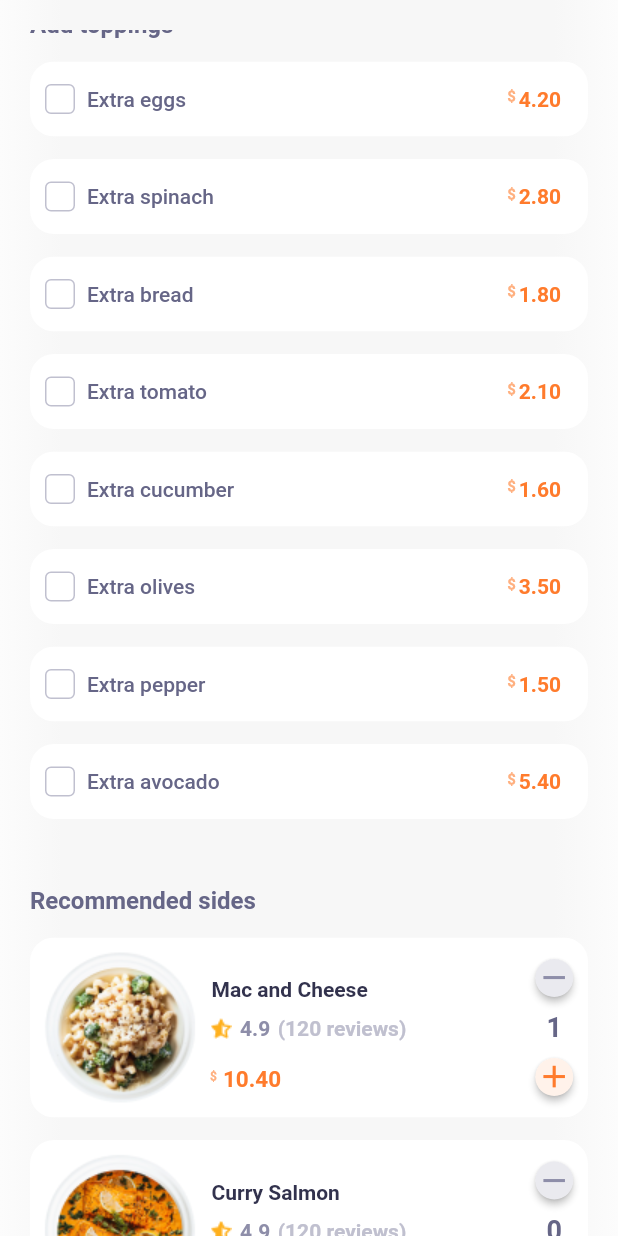
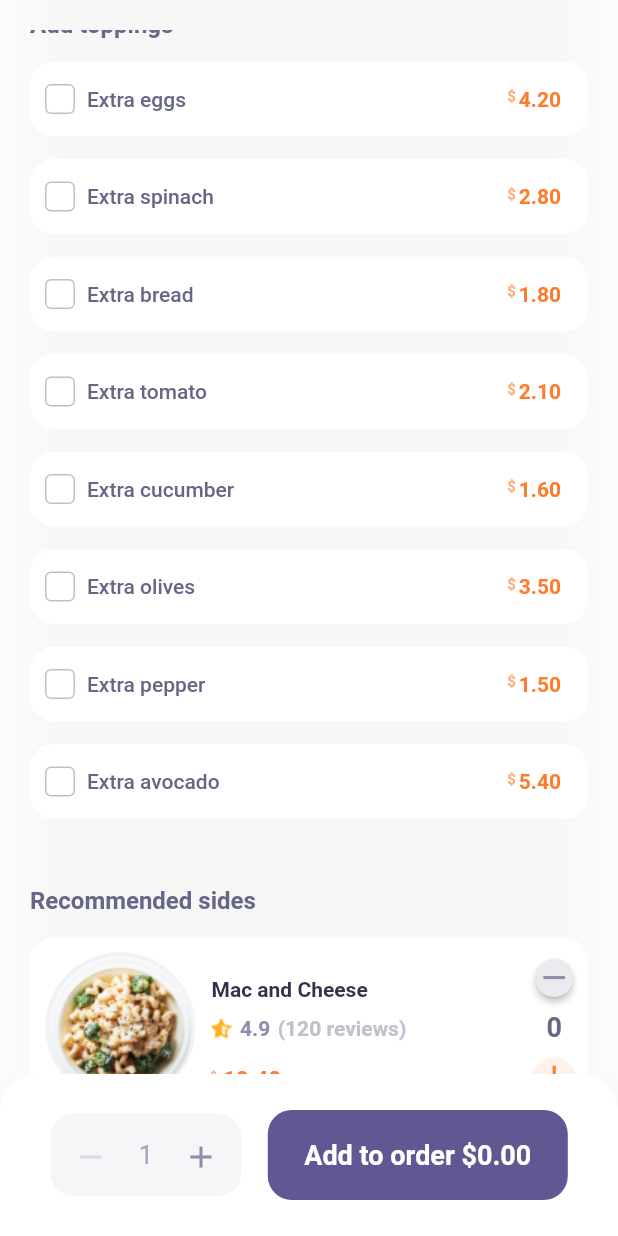
Before and after one commit to monoskribt/Restaurant-project, a Flutter app: the ViewADish screen opened directly with empty values, scrolled down 576 dp, after a tap on the "add" icon, on a phone screen of 412 x 824 dp. Run offline on Flutter 3.47's test engine with Material 2 defaults, Android fonts, the phone set to English and light mode, and no system bars; our stand-ins replace flutter_custom_clippers, flutter_svg.

```diff
--- a/lib/screen_show_modal_bottom_sheet/function_1/toppings_body.dart
+++ b/lib/screen_show_modal_bottom_sheet/function_1/toppings_body.dart
@@ -1,5 +1,6 @@
 import 'package:flutter/cupertino.dart';
 import 'package:sushi_shop_project/screen_show_modal_bottom_sheet/util_1/toppings_card.dart';
+
 
 class ToppingsBody extends StatelessWidget {
   ToppingsBody({Key? key}) : super(key: key);
--- /dev/null
+++ b/lib/screen_show_modal_bottom_sheet/tools/controller_quantity.dart
@@ -0,0 +1,17 @@
+import 'package:flutter/foundation.dart';
+
+class ControllerQuantity extends ChangeNotifier {
+  int quantity = 0;
+
+  void increment() {
+    quantity++;
+    notifyListeners();
+  }
+
+  void decrement() {
+    if (quantity > 0) {
+      quantity--;
+      notifyListeners();
+    }
+  }
+}
--- /dev/null
+++ b/lib/screen_show_modal_bottom_sheet/tools/custom_navigation_bar.dart
@@ -0,0 +1,108 @@
+import 'package:flutter/material.dart';
+
+class CustomBottomBar extends StatefulWidget {
+  final double priceView;
+  const CustomBottomBar({
+    Key? key,
+    required this.priceView,
+  }) : super(key: key);
+
+  @override
+  State<CustomBottomBar> createState() => _CustomBottomBarState();
+}
+
+class _CustomBottomBarState extends State<CustomBottomBar> {
+  int quantity = 0;
+  double totalPrice = 0;
+
+  void updateTotalPrice(int newQuantity) {
+    setState(() {
+      quantity = newQuantity;
+      totalPrice = widget.priceView * newQuantity;
+    });
+  }
+
+  @override
+  Widget build(BuildContext context) {
+    return Container(
+      padding: const EdgeInsets.symmetric(horizontal: 16, vertical: 24),
+      decoration: const BoxDecoration(
+        color: Colors.white,
+        borderRadius: BorderRadius.only(
+          topLeft: Radius.circular(26),
+          topRight: Radius.circular(26),
+        ),
+      ),
+      child: Row(
+        mainAxisAlignment: MainAxisAlignment.spaceEvenly,
+        crossAxisAlignment: CrossAxisAlignment.center,
+        children: [
+          GestureDetector(
+            onTap: () {
+              if (quantity > 0) {
+                setState(() {
+                  quantity--;
+                  totalPrice = widget.priceView * quantity;
+                });
+              }
+            },
+            child: Container(
+              height: 55,
+              padding:
+              const EdgeInsets.only(top: 17, bottom: 17, left: 15, right: 15),
+              decoration: BoxDecoration(
+                borderRadius: BorderRadius.circular(16),
+                color: const Color(0xFFF6F6F9),
+              ),
+              child: Row(
+                children: [
+                  const Icon(
+                    Icons.remove,
+                    color: Color(0xFFDCDCE4),
+                  ),
+                  const SizedBox(width: 20),
+                  Text(
+                    quantity.toString(),
+                    style: const TextStyle(color: Color(0xFFA5A5BA), fontSize: 17),
+                  ),
+                  const SizedBox(width: 20),
+                  GestureDetector(
+                    onTap: () {
+                      setState(() {
+                        quantity++;
+                        totalPrice = widget.priceView * quantity;
+                      });
+                    },
+                    child: const Icon(
+                      Icons.add,
+                      color: Color(0xFF8E8EA9),
+                    ),
+                  ),
+                ],
+              ),
+            ),
+          ),
+          Container(
+            width: 200,
+            height: 60,
+            padding:
+            const EdgeInsets.only(top: 17, bottom: 17, left: 15, right: 15),
+            child: Center(
+              child: Text(
+                "Add to order \$${totalPrice.toStringAsFixed(2)}",
+                style: TextStyle(
+                    color: Colors.white,
+                    fontSize: 18,
+                    fontWeight: FontWeight.w600),
+              ),
+            ),
+            decoration: BoxDecoration(
+              borderRadius: BorderRadius.circular(16),
+              color: Color(0xFF615793),
+            ),
+          ),
+        ],
+      ),
+    );
+  }
+}
--- /dev/null
+++ b/lib/screen_show_modal_bottom_sheet/util_1/add_a_request.dart
@@ -0,0 +1,73 @@
+import 'package:flutter/material.dart';
+
+class RequestInput extends StatefulWidget {
+  const RequestInput({Key? key}) : super(key: key);
+
+  @override
+  State<RequestInput> createState() => _RequestInputState();
+}
+
+class _RequestInputState extends State<RequestInput> {
+  final TextEditingController _textEditingController = TextEditingController();
+  int length = 0;
+  int maxLength = 250;
+
+  @override
+  void dispose() {
+    _textEditingController.dispose();
+    super.dispose();
+  }
+
+  void updateCurrentLength() {
+    setState(() {
+      length = _textEditingController.text.length;
+    });
+  }
+
+  @override
+  Widget build(BuildContext context) {
+    return Container(
+      height: 82,
+      decoration: BoxDecoration(
+        borderRadius: BorderRadius.circular(16),
+        color: Colors.white,
+        border: Border.all(
+          width: 1,
+          color: const Color(0xFFEAEAEF),
+        ),
+      ),
+      child: TextField(
+        controller: _textEditingController,
+        maxLength: maxLength,
+        onChanged: (_) => updateCurrentLength(),
+        decoration: InputDecoration(
+          hintText: 'Ex: Don’t add onion',
+          hintStyle: const TextStyle(
+            fontSize: 16,
+            fontWeight: FontWeight.w500,
+            color: Color(0xFF8E8EA9),
+          ),
+          enabledBorder: OutlineInputBorder(
+            borderRadius: BorderRadius.circular(16),
+            borderSide: BorderSide.none,
+          ),
+          focusedBorder: OutlineInputBorder(
+            borderRadius: BorderRadius.circular(16),
+            borderSide: BorderSide.none,
+          ),
+          border: OutlineInputBorder(
+            borderRadius: BorderRadius.circular(16),
+            borderSide: BorderSide.none,
+          ),
+            contentPadding: const EdgeInsets.symmetric(vertical: 10, horizontal: 10),
+          counterText: '$length/$maxLength',
+          counterStyle: const TextStyle(
+            fontSize: 14,
+            color: Color(0xFFC0C0CF),
+            fontWeight: FontWeight.w400,
+          )
+        ),
+      ),
+    );
+  }
+}
--- a/lib/screen_show_modal_bottom_sheet/view_a_dish.dart
+++ b/lib/screen_show_modal_bottom_sheet/view_a_dish.dart
@@ -2,8 +2,10 @@ import 'package:flutter/material.dart';
 import 'package:sushi_shop_project/screen_show_modal_bottom_sheet/function_1/bju_body_function.dart';
 import 'package:sushi_shop_project/screen_show_modal_bottom_sheet/function_1/ingredients_body_function.dart';
 import 'package:sushi_shop_project/screen_show_modal_bottom_sheet/function_1/toppings_body.dart';
+import 'package:sushi_shop_project/screen_show_modal_bottom_sheet/util_1/add_a_request.dart';
+import 'package:sushi_shop_project/screen_show_modal_bottom_sheet/function_1/recommended_sides_body_function.dart';
 
-import 'function_1/recommended_sides_body_function.dart';
+import 'tools/custom_navigation_bar.dart';
 
 class ViewADish extends StatelessWidget {
   final String imageDishView;
@@ -23,7 +25,8 @@ class ViewADish extends StatelessWidget {
 
   @override
   Widget build(BuildContext context) {
-    return Container(
+    return Scaffold(
+      body: Container(
         decoration: const BoxDecoration(
           gradient: LinearGradient(
             begin: Alignment.centerLeft,
@@ -36,10 +39,12 @@ class ViewADish extends StatelessWidget {
               Color(0xFFFCFCFC),
             ],
             stops: [0, 0.1004, 0.5156, 0.8958, 1],
-      )),
+          ),
+        ),
         child: Padding(
           padding: const EdgeInsets.only(top: 20.0, left: 20.0, right: 20.0),
           child: SingleChildScrollView(
+            physics: const BouncingScrollPhysics(),
             child: Column(
               children: [
                 Stack(
@@ -201,10 +206,28 @@ class ViewADish extends StatelessWidget {
                 ),
                 const SizedBox(height: 15),
                 RecommendedSidesBody(),
+                const SizedBox(height: 30),
+                const Row(
+                  children: [
+                    Text(
+                      "Add a request",
+                      style: TextStyle(
+                        fontSize: 16,
+                        fontWeight: FontWeight.w600,
+                        color: Color(0xFF666687),
+                      ),
+                    ),
+                  ],
+                ),
+                const SizedBox(height: 15),
+                const RequestInput(),
+                const SizedBox(height: 25),
               ],
             ),
           ),
         ),
+      ),
+      bottomNavigationBar: CustomBottomBar(priceView: priceView),
     );
   }
 
--- a/lib/util/most_popular_card.dart
+++ b/lib/util/most_popular_card.dart
@@ -1,5 +1,4 @@
 import 'package:flutter/material.dart';
-import 'package:flutter_svg/flutter_svg.dart';
 import 'package:sushi_shop_project/screen_show_modal_bottom_sheet/view_a_dish.dart';
 
 
--- a/pubspec.yaml
+++ b/pubspec.yaml
@@ -39,6 +39,7 @@ dependencies:
   cupertino_icons: ^1.0.2
   flutter_svg: ^2.0.7
   flutter_custom_clippers: ^2.1.0
+  provider: ^6.0.5
 
 dev_dependencies:
   flutter_test:
```
Also changed, not shown: lib/screen_show_modal_bottom_sheet/util_1/toppings_card.dart (+4 -4 lines), lib/screen_show_modal_bottom_sheet/tools/cart_counter.dart (line endings or trailing spaces), lib/screen_show_modal_bottom_sheet/util_1/recommended_sides_card.dart (line endings or trailing spaces), pubspec.lock. Lines whose indentation alone changed are shown as unchanged.
